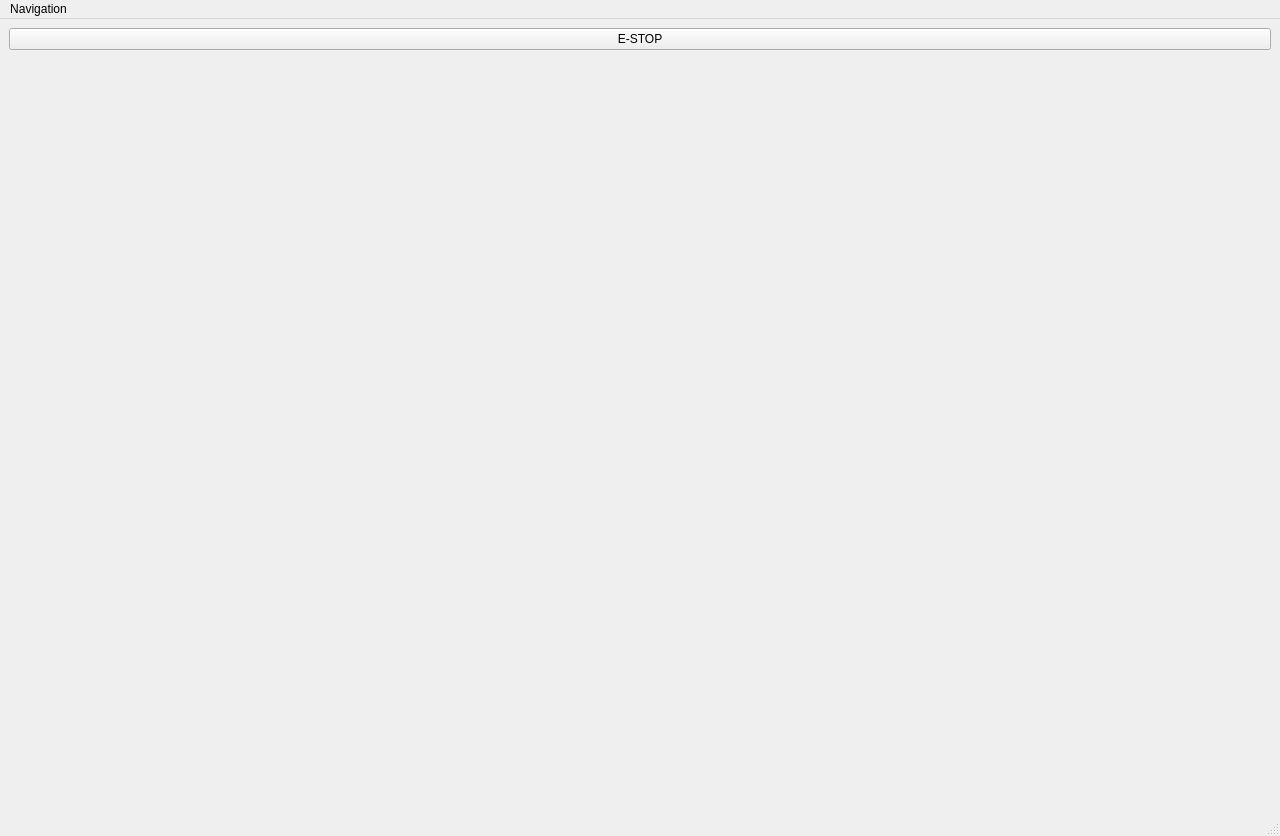
Before: the Qt Designer form frontend/BSCMainWindow.ui in YCP-Rev-Metrix/BallSpinner-Controller-v2, drawn with Qt 5.
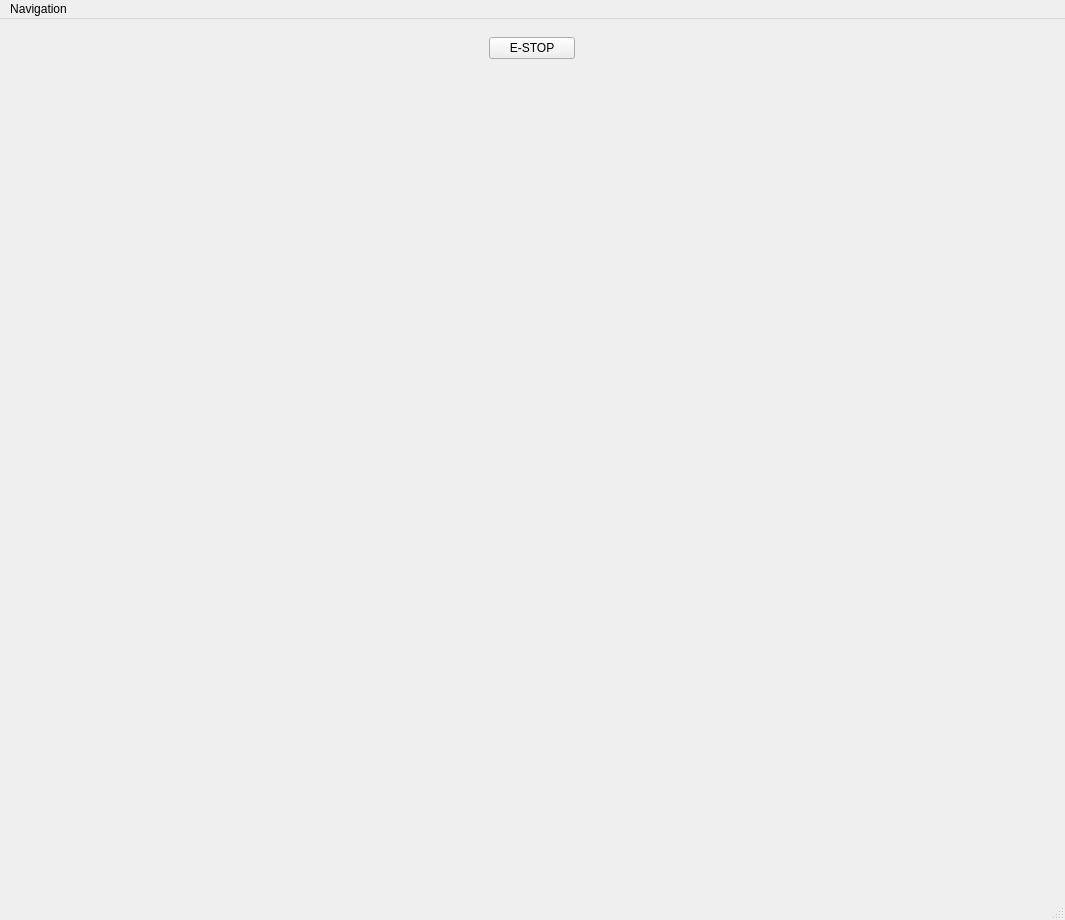
After: the same form once the commit is applied. Custom widgets are drawn as their Qt base class.

```diff
--- a/frontend/BSCMainWindow.ui
+++ b/frontend/BSCMainWindow.ui
@@ -6,16 +6,25 @@
    <rect>
     <x>0</x>
     <y>0</y>
-    <width>1280</width>
-    <height>836</height>
+    <width>1065</width>
+    <height>920</height>
    </rect>
   </property>
   <property name="windowTitle">
    <string>MainWindow</string>
   </property>
   <widget class="QWidget" name="centralwidget">
-   <layout class="QGridLayout" name="gridLayout_5">
-    <item row="0" column="0">
+   <layout class="QVBoxLayout" name="verticalLayout_3">
+    <item>
+     <widget class="QWidget" name="spacerWidget" native="true">
+      <property name="sizePolicy">
+       <sizepolicy hsizetype="Expanding" vsizetype="Preferred">
+        <horstretch>0</horstretch>
+        <verstretch>0</verstretch>
+       </sizepolicy>
+      </property>
+      <layout class="QVBoxLayout" name="verticalLayout">
+       <item alignment="Qt::AlignHCenter">
      <widget class="QPushButton" name="btnEStop">
       <property name="sizePolicy">
        <sizepolicy hsizetype="Preferred" vsizetype="Fixed">
@@ -28,7 +37,10 @@
       </property>
      </widget>
     </item>
-    <item row="1" column="0">
+      </layout>
+     </widget>
+    </item>
+    <item>
      <widget class="QStackedWidget" name="stackedWidget">
       <property name="currentIndex">
        <number>5</number>
@@ -111,8 +123,8 @@
     <rect>
      <x>0</x>
      <y>0</y>
-     <width>1280</width>
-     <height>30</height>
+     <width>1065</width>
+     <height>33</height>
     </rect>
    </property>
    <widget class="QMenu" name="menuNavigation">
```
Lines whose indentation alone changed are shown as unchanged.
